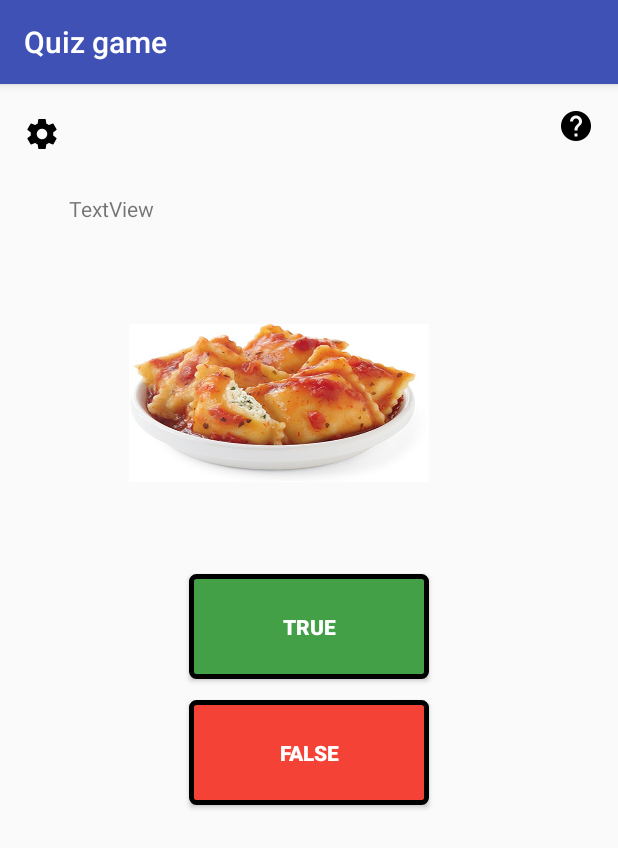
After one commit to Raveoli/Quizgame, an Android app: the Questions screen opened directly, with no data from a screen before it, on a phone screen of 412 x 824 dp. The commit adds this screen. Shown: the top 848 px of the screen. Run offline under Robolectric (Android 15) with nearby library versions, the phone set to English and light mode, and no system bars.

Commit message:
Added screen for questions game

```diff
--- a/app/src/main/AndroidManifest.xml
+++ b/app/src/main/AndroidManifest.xml
@@ -8,13 +8,16 @@
         android:label="@string/app_name"
         android:supportsRtl="true"
         android:theme="@style/AppTheme">
-        <activity android:name=".MainActivity">
+        <activity
+            android:name=".MainActivity"
+            android:theme="@android:style/Theme.NoTitleBar">
             <intent-filter>
                 <action android:name="android.intent.action.MAIN" />
 
                 <category android:name="android.intent.category.LAUNCHER" />
             </intent-filter>
         </activity>
+        <activity android:name=".Questions"></activity>
     </application>
 
 </manifest>
--- /dev/null
+++ b/app/src/main/java/com/example/quizgame/Questions.java
@@ -0,0 +1,13 @@
+package com.example.quizgame;
+
+import android.support.v7.app.AppCompatActivity;
+import android.os.Bundle;
+
+public class Questions extends AppCompatActivity {
+
+    @Override
+    protected void onCreate(Bundle savedInstanceState) {
+        super.onCreate(savedInstanceState);
+        setContentView(R.layout.activity_questions);
+    }
+}
--- /dev/null
+++ b/app/src/main/res/drawable/answerbutton.xml
@@ -0,0 +1,9 @@
+<?xml version="1.0" encoding="utf-8"?>
+<shape xmlns:android="http://schemas.android.com/apk/res/android"
+    android:shape="rectangle">
+    <gradient android:startColor="#43A047"
+        android:endColor="#43A047"
+        android:angle="270" />
+    <corners android:radius="3dp" />
+    <stroke android:width="5px" android:color="#000000" />
+</shape>
--- /dev/null
+++ b/app/src/main/res/drawable/falsebutton.xml
@@ -0,0 +1,9 @@
+<?xml version="1.0" encoding="utf-8"?>
+<shape xmlns:android="http://schemas.android.com/apk/res/android"
+    android:shape="rectangle">
+    <gradient android:startColor="#F44336"
+        android:endColor="#F44336"
+        android:angle="270" />
+    <corners android:radius="3dp" />
+    <stroke android:width="5px" android:color="#000000" />
+</shape>
--- /dev/null
+++ b/app/src/main/res/drawable/helpbutton.xml
@@ -0,0 +1,9 @@
+<?xml version="1.0" encoding="utf-8"?>
+<shape xmlns:android="http://schemas.android.com/apk/res/android"
+    android:shape="rectangle">
+    <gradient android:startColor="#FFFFFF"
+        android:endColor="#FFFFFF"
+        android:angle="270" />
+    <corners android:radius="3dp" />
+    <stroke android:width="5px" android:color="#000000" />
+</shape>
--- /dev/null
+++ b/app/src/main/res/layout/activity_questions.xml
@@ -0,0 +1,76 @@
+<?xml version="1.0" encoding="utf-8"?>
+<RelativeLayout xmlns:android="http://schemas.android.com/apk/res/android"
+    xmlns:app="http://schemas.android.com/apk/res-auto"
+    xmlns:tools="http://schemas.android.com/tools"
+    android:id="@+id/activity_questions"
+    android:layout_width="match_parent"
+    android:layout_height="match_parent"
+    android:paddingBottom="@dimen/activity_vertical_margin"
+    android:paddingLeft="@dimen/activity_horizontal_margin"
+    android:paddingRight="@dimen/activity_horizontal_margin"
+    android:paddingTop="@dimen/activity_vertical_margin"
+    tools:context="com.example.quizgame.Questions">
+
+    <TextView
+        android:text="TextView"
+        android:layout_width="wrap_content"
+        android:layout_height="wrap_content"
+        android:layout_alignParentStart="true"
+        android:layout_marginStart="30dp"
+        android:layout_marginTop="57dp"
+        android:id="@+id/question" />
+
+    <Button
+        android:text="@string/false_button"
+        android:layout_width="160dp"
+        android:layout_height="70dp"
+        android:id="@+id/falseButton"
+        android:background="@drawable/falsebutton"
+        android:textColor="#FFFFFF"
+        android:textStyle="bold"
+        android:layout_marginTop="14dp"
+        android:layout_alignStart="@+id/trueButton"
+        android:layout_below="@+id/trueButton" />
+
+    <Button
+        android:text="@string/true_button"
+        android:layout_width="160dp"
+        android:layout_height="70dp"
+        android:id="@+id/trueButton"
+        android:background="@drawable/answerbutton"
+        android:textColor="#FFFFFF"
+        android:textStyle="bold"
+        android:layout_marginTop="14dp"
+        android:layout_below="@+id/questionImage"
+        android:layout_centerHorizontal="true" />
+
+    <ImageView
+        android:layout_width="200dp"
+        android:layout_height="200dp"
+        app:srcCompat="@drawable/q1"
+        android:id="@+id/questionImage"
+        android:layout_marginTop="20dp"
+        android:layout_marginLeft="70dp"
+        android:layout_below="@+id/question"
+        android:layout_alignParentStart="true" />
+
+    <Button
+        android:text=""
+        android:background="@android:color/transparent"
+        android:layout_width="24dp"
+        android:layout_height="24dp"
+        android:id="@+id/settings"
+        android:drawableStart="@drawable/ic_settings_black_24dp"
+        android:layout_marginTop="5dp" />
+
+    <Button
+        android:text=""
+        android:layout_width="24dp"
+        android:layout_height="24dp"
+        android:id="@+id/helpButton"
+        android:background="@android:color/transparent"
+        android:layout_alignParentTop="true"
+        android:layout_alignParentEnd="true"
+        android:drawableStart="@drawable/ic_help_black_24dp" />
+
+</RelativeLayout>
--- a/app/src/main/res/values/strings.xml
+++ b/app/src/main/res/values/strings.xml
@@ -1,3 +1,5 @@
 <resources>
     <string name="app_name">Quiz game</string>
+    <string name="true_button">TRUE</string>
+    <string name="false_button">FALSE</string>
 </resources>
```
Also changed, not shown: app/src/main/res/drawable-hdpi/ic_help_black_24dp.png (added), app/src/main/res/drawable-hdpi/ic_settings_black_24dp.png (added), app/src/main/res/drawable-hdpi/q1.png (added), app/src/main/res/drawable-mdpi/ic_help_black_24dp.png (added), app/src/main/res/drawable-mdpi/ic_settings_black_24dp.png (added), app/src/main/res/drawable-xhdpi/ic_help_black_24dp.png (added), app/src/main/res/drawable-xhdpi/ic_settings_black_24dp.png (added), app/src/main/res/drawable-xxhdpi/ic_help_black_24dp.png (added), app/src/main/res/drawable-xxhdpi/ic_settings_black_24dp.png (added), app/src/main/res/drawable-xxxhdpi/ic_help_black_24dp.png (added), app/src/main/res/drawable-xxxhdpi/ic_settings_black_24dp.png (added).
